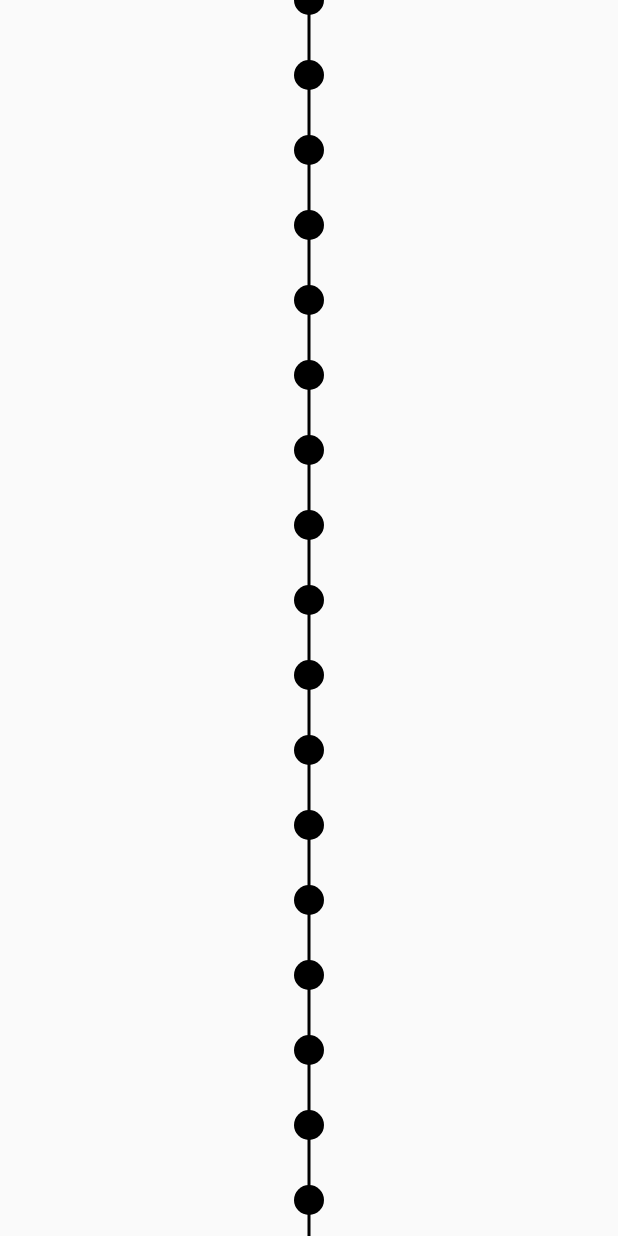
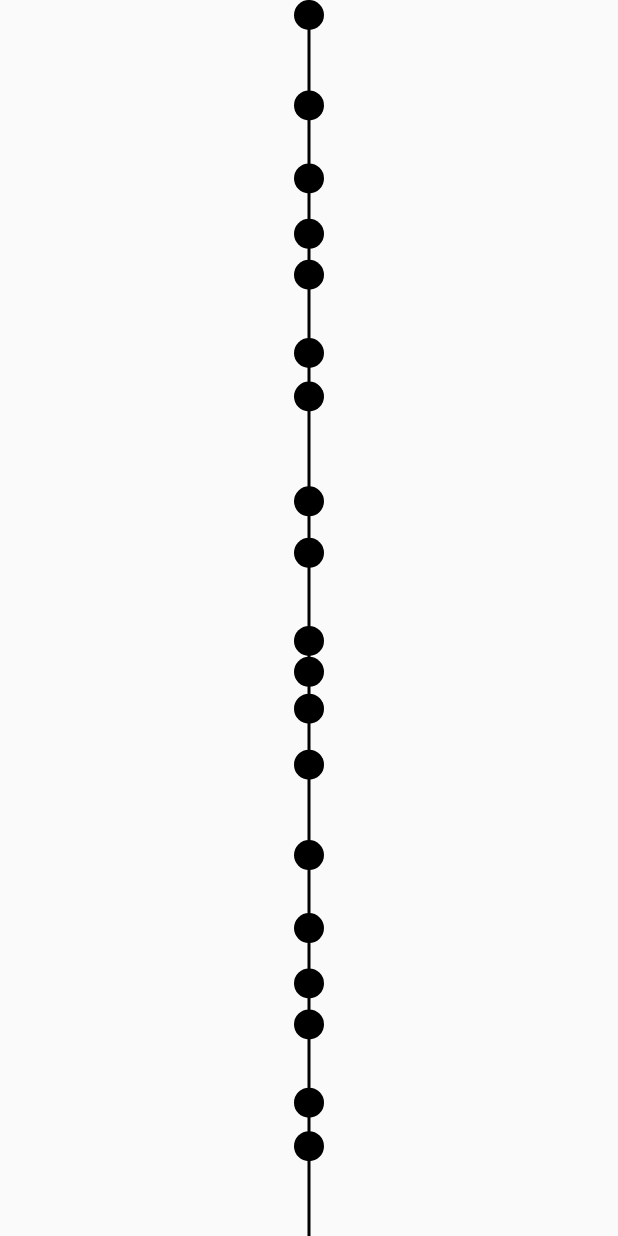
Before and after one commit to Sapiens-Project/tfh-flutter, a Flutter app: the screen it shows after launch, on a phone screen of 412 x 824 dp. Run offline on Flutter 3.47's test engine with Material 2 defaults, Android fonts, the phone set to English and light mode, and no system bars.

Commit message:
Keep on improving thanks to ChatGPT.

```diff
--- a/lib/main.dart
+++ b/lib/main.dart
@@ -1,6 +1,10 @@
 import 'package:flutter/material.dart';
 
 class Timeline extends StatefulWidget {
+  final List<Event> events;
+
+  const Timeline({Key? key, required this.events}) : super(key: key);
+
   @override
   _TimelineState createState() => _TimelineState();
 }
@@ -12,6 +16,11 @@ class _TimelineState extends State<Timeline> {
 
   @override
   Widget build(BuildContext context) {
+    final minEpoch =
+        widget.events.map((e) => e.epoch).reduce((a, b) => a < b ? a : b);
+    final maxEpoch =
+        widget.events.map((e) => e.epoch).reduce((a, b) => a > b ? a : b);
+
     return GestureDetector(
       // onScaleStart: (details) {
       //   setState(() {
@@ -38,9 +47,51 @@ class _TimelineState extends State<Timeline> {
         transform: Matrix4.identity()
           ..translate(_offset.dx, _offset.dy)
           ..scale(_scale),
-        child: CustomPaint(
-          size: Size.infinite,
-          painter: TimelinePainter(),
+        child: Stack(
+          children: [
+            CustomPaint(
+              size: Size.infinite,
+              painter: TimelinePainter(),
+            ),
+            for (final event in widget.events)
+              Positioned(
+                left: MediaQuery.of(context).size.width / 2 - 10,
+                top: (event.epoch - minEpoch) /
+                    (maxEpoch - minEpoch) *
+                    MediaQuery.of(context).size.height,
+                child: GestureDetector(
+                  onTap: () {
+                    showDialog(
+                      context: context,
+                      builder: (context) => AlertDialog(
+                        title: Text(event.title),
+                        content: Column(
+                          mainAxisSize: MainAxisSize.min,
+                          crossAxisAlignment: CrossAxisAlignment.start,
+                          children: [
+                            Text('Date: ${event.date}'),
+                            SizedBox(height: 8),
+                            Text('Description: ${event.description}'),
+                          ],
+                        ),
+                        actions: [
+                          TextButton(
+                            onPressed: () => Navigator.pop(context),
+                            child: Text('Close'),
+                          ),
+                        ],
+                      ),
+                    );
+                  },
+                  child: Container(
+                    width: 20,
+                    height: 20,
+                    decoration: BoxDecoration(
+                        shape: BoxShape.circle, color: Colors.black),
+                  ),
+                ),
+              ),
+          ],
         ),
       ),
     );
@@ -59,19 +110,142 @@ class TimelinePainter extends CustomPainter {
       Offset(size.width / 2, size.height),
       paint,
     );
-
-    for (int i = 0; i < size.height; i += 50) {
-      canvas.drawCircle(Offset(size.width / 2, i.toDouble()), 10.0, paint);
-    }
   }
 
   @override
   bool shouldRepaint(covariant CustomPainter oldDelegate) => false;
 }
 
+class Event {
+  final String title;
+  final String date;
+  final String description;
+  final int epoch;
+
+  Event({
+    required this.title,
+    required this.date,
+    required this.description,
+    required this.epoch,
+  });
+}
+
 void main() => runApp(MyApp());
 
 class MyApp extends StatelessWidget {
+  final events = [
+    Event(
+      title: 'Event 1',
+      date: '2023-01-01',
+      description: 'Description of Event 1',
+      epoch: 1640995200,
+    ),
+    Event(
+      title: 'Event 2',
+      date: '2023-02-14',
+      description: 'Description of Event 2',
+      epoch: 1644787200,
+    ),
+    Event(
+      title: 'Event 3',
+      date: '2023-03-21',
+      description: 'Description of Event 3',
+      epoch: 1647849600,
+    ),
+    Event(
+      title: 'Event 4',
+      date: '2023-04-15',
+      description: 'Description of Event 4',
+      epoch: 1650172800,
+    ),
+    Event(
+      title: 'Event 5',
+      date: '2023-05-05',
+      description: 'Description of Event 5',
+      epoch: 1651891200,
+    ),
+    Event(
+      title: 'Event 6',
+      date: '2023-06-12',
+      description: 'Description of Event 6',
+      epoch: 1655174400,
+    ),
+    Event(
+      title: 'Event 7',
+      date: '2023-07-04',
+      description: 'Description of Event 7',
+      epoch: 1656998400,
+    ),
+    Event(
+      title: 'Event 8',
+      date: '2023-08-23',
+      description: 'Description of Event 8',
+      epoch: 1661395200,
+    ),
+    Event(
+      title: 'Event 9',
+      date: '2023-09-18',
+      description: 'Description of Event 9',
+      epoch: 1663555200,
+    ),
+    Event(
+      title: 'Event 10',
+      date: '2023-10-31',
+      description: 'Description of Event 10',
+      epoch: 1667251200,
+    ),
+    Event(
+        title: 'Event11',
+        date: '2023-11-15',
+        description: 'Description of event11',
+        epoch: 1668547200),
+    Event(
+        title: 'Event12',
+        date: '2023-12-01',
+        description: 'Description of event12',
+        epoch: 1670092800),
+    Event(
+        title: 'Event13',
+        date: '2024-01-01',
+        description: 'Description of event13',
+        epoch: 1672444800),
+    Event(
+        title: 'Event14',
+        date: '2024-02-14',
+        description: 'Description of event14',
+        epoch: 1676236800),
+    Event(
+        title: 'Event15',
+        date: '2024-03-21',
+        description: 'Description of event15',
+        epoch: 1679299200),
+    Event(
+        title: 'Event16',
+        date: '2024-04-15',
+        description: 'Description of event16',
+        epoch: 1681622400),
+    Event(
+        title: 'Event17',
+        date: '2024-05-05',
+        description: 'Description of event17',
+        epoch: 1683340800),
+    Event(
+        title: 'Event18',
+        date: '2024-06-12',
+        description: 'Description of event18',
+        epoch: 1686624000),
+    Event(
+        title: 'Event19',
+        date: '2024-07-04',
+        description: 'Description of event19',
+        epoch: 1688448000),
+    Event(
+        title: 'Event20',
+        date: '2024-08-23',
+        description: 'Description of event20',
+        epoch: 1692844800)
+  ];
+
   @override
   Widget build(BuildContext context) {
     return MaterialApp(
@@ -80,7 +254,9 @@ class MyApp extends StatelessWidget {
         primarySwatch: Colors.blue,
       ),
       home: Scaffold(
-        body: Timeline(),
+        body: Timeline(
+          events: events,
+        ),
       ),
     );
   }
```
